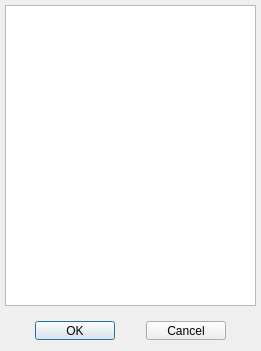
This is LanguageDialog.ui in daemonangel/Ditaform as Qt 5 draws it before an edit. The edited form follows.
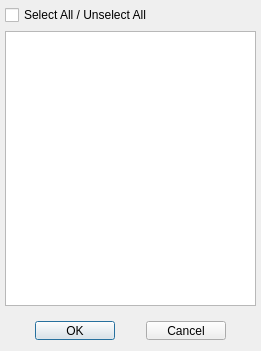
This is the edited form.

Commit message: Language List > Select All / Unselect All this feature is working

What changed in the file:
```diff
--- a/LanguageDialog.ui
+++ b/LanguageDialog.ui
@@ -56,6 +56,13 @@
     <property name="bottomMargin">
      <number>5</number>
     </property>
+    <item>
+     <widget class="QCheckBox" name="selectAllCheckbox">
+      <property name="text">
+       <string>Select All / Unselect All</string>
+      </property>
+     </widget>
+    </item>
     <item>
      <widget class="QListWidget" name="language_list">
       <property name="editTriggers">
```
Left out of the diff: 19 changed lines with no effect on the pictures. The commit also changes 2 other files.
